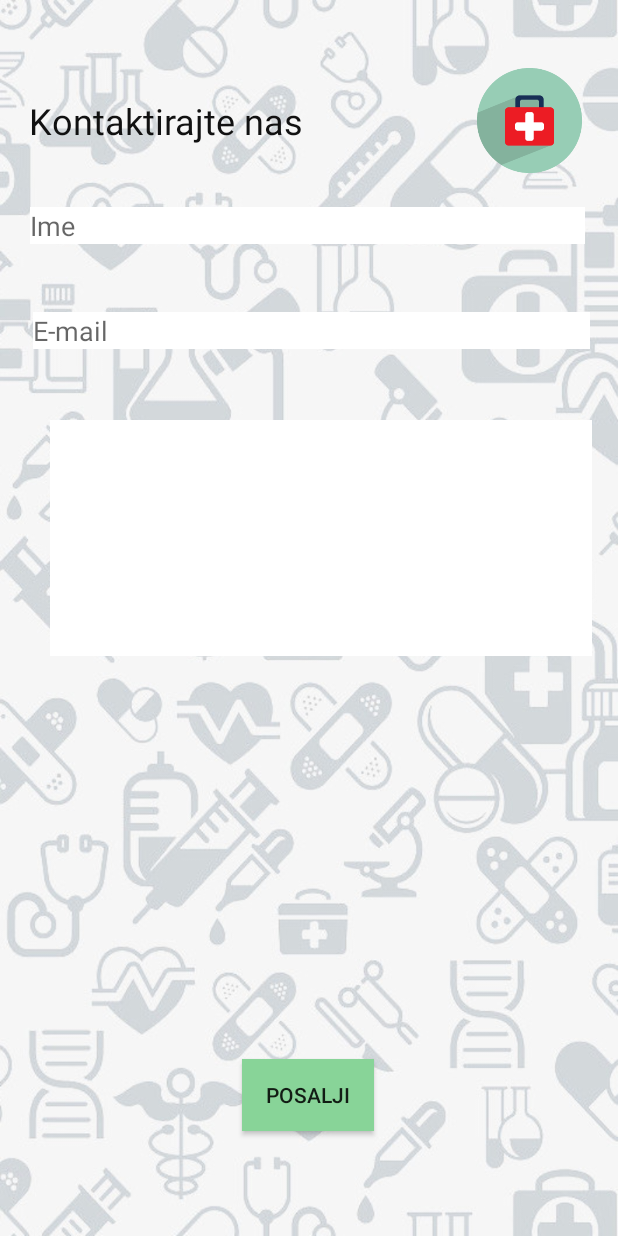
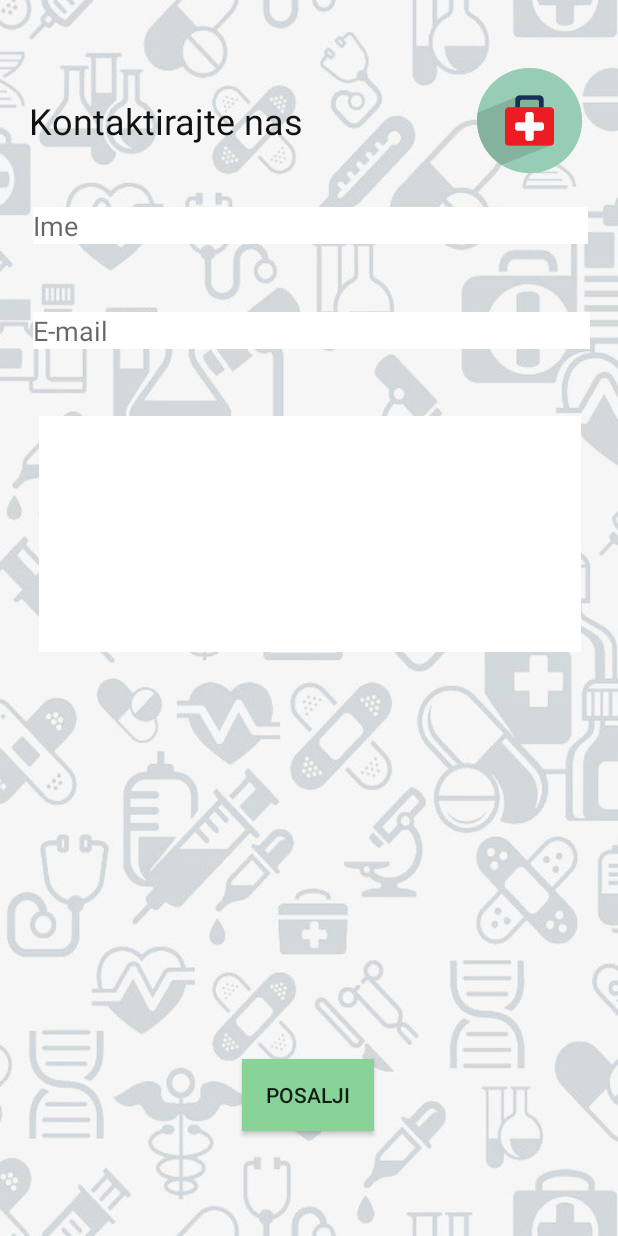
Before and after one commit to teodorabenic/Med2Go, an Android app: the Kontakt screen opened directly, with no data from a screen before it, on a phone screen of 412 x 824 dp. Run offline under Robolectric (Android 15) with nearby library versions, the phone set to English and light mode, and no system bars.

Commit message:
acc dugme

```diff
--- a/app/src/main/res/layout/kontaktirajtenas.xml
+++ b/app/src/main/res/layout/kontaktirajtenas.xml
@@ -29,13 +29,13 @@
         android:layout_alignParentStart="true"
         android:layout_alignParentLeft="true"
         android:layout_alignParentTop="true"
-        android:layout_marginStart="20dp"
-        android:layout_marginLeft="20dp"
+        android:layout_marginStart="22dp"
+        android:layout_marginLeft="22dp"
         android:layout_marginTop="138dp"
+        android:background="#ffffff"
         android:ems="10"
         android:hint="Ime"
-        android:inputType="text"
-        android:background="#ffffff"/>
+        android:inputType="text" />
 
     <EditText
         android:id="@+id/editText4"
@@ -59,9 +59,9 @@
         android:layout_alignParentStart="true"
         android:layout_alignParentLeft="true"
         android:layout_alignParentTop="true"
-        android:layout_marginStart="33dp"
-        android:layout_marginLeft="33dp"
-        android:layout_marginTop="280dp"
+        android:layout_marginStart="26dp"
+        android:layout_marginLeft="26dp"
+        android:layout_marginTop="277dp"
         android:background="#ffffff"
         android:ems="10" />
 
```
Also changed, not shown: app/src/main/res/layout/searchstrana.xml (+13 -5 lines).
